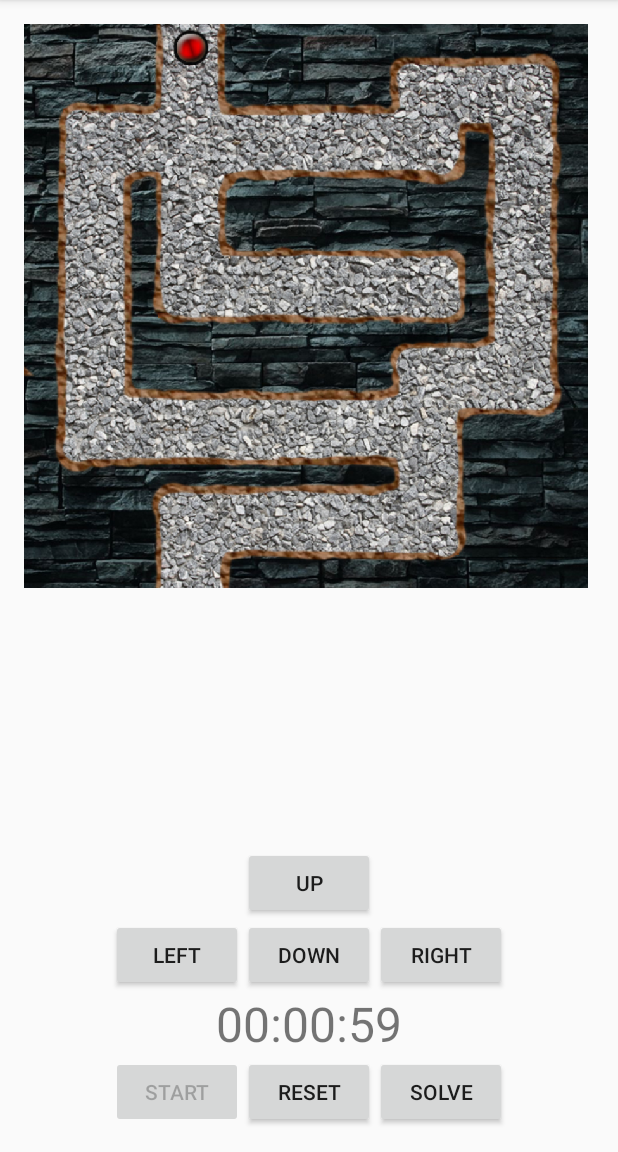
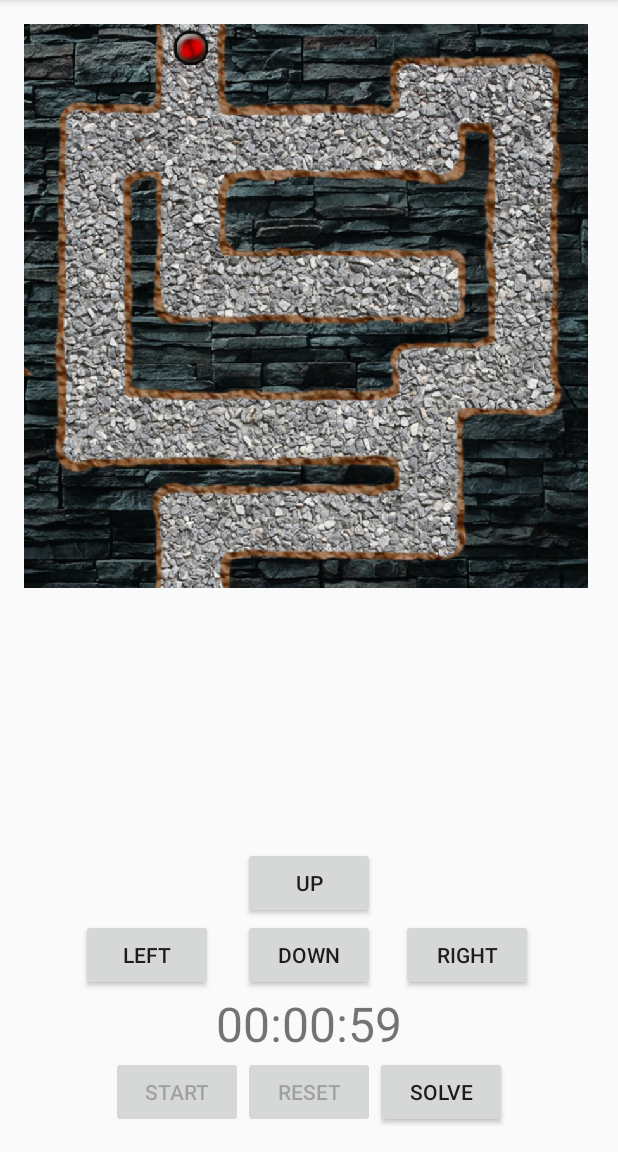
Before and after one commit to agarcia94/Maze, an Android app: the MazeActivity screen opened directly, with no data from a screen before it, after a tap on "START", on a phone screen of 412 x 824 dp, the part 84-1236 px from its top. Run offline under Robolectric (Android 15) with nearby library versions, the phone set to English and light mode, and no system bars.

Commit message:
Updated Boot Logo, Added Flag_Wake_Timer, Reversed Spinning in Splash

```diff
--- a/MazeRunner/app/src/main/java/com/example/andrewgarcia/mazerunner/MazeActivity.java
+++ b/MazeRunner/app/src/main/java/com/example/andrewgarcia/mazerunner/MazeActivity.java
@@ -9,6 +9,7 @@ import android.support.v7.app.AppCompatActivity;
 import android.view.Menu;
 import android.view.MenuItem;
 import android.view.View;
+import android.view.WindowManager;
 import android.widget.Button;
 import android.widget.ImageView;
 import android.widget.RelativeLayout;
@@ -23,7 +24,6 @@ public class MazeActivity extends AppCompatActivity {
     private MazeBoardView boardView;
     private ImageView photo;
     int row, col;
-    int global_Timer = 0;
     // Button and Clock View
     Button startButton, resetButton, solveButton,
             leftButton, rightButton, upButton, downButton;
@@ -33,6 +33,8 @@ public class MazeActivity extends AppCompatActivity {
     protected void onCreate(Bundle savedInstanceState) {
         super.onCreate(savedInstanceState);
         setContentView(R.layout.activity_maze);
+        getWindow().addFlags(WindowManager.LayoutParams.FLAG_KEEP_SCREEN_ON); //Keeps the Screen from going to sleep while in game
+
 
         //MUSIC HANDLER
         //----------------------------------------------------------------------
@@ -68,6 +70,7 @@ public class MazeActivity extends AppCompatActivity {
                     gameplay.start();
                 }
                 startButton.setEnabled(false);
+                resetButton.setEnabled(false);
 
                 Bitmap testMaze = BitmapFactory.decodeResource(getResources(),R.drawable.mazebg2);
                 boardView.initialize(testMaze);
--- a/MazeRunner/app/src/main/java/com/example/andrewgarcia/mazerunner/MazeBoard.java
+++ b/MazeRunner/app/src/main/java/com/example/andrewgarcia/mazerunner/MazeBoard.java
@@ -71,7 +71,6 @@ public class MazeBoard {
         tiles.get(101).setWall(0);
         tiles.get(102).setWall(0);
         tiles.get(103).setWall(0);
-
 
 
         tiles.get(28).setWall(0);
--- a/MazeRunner/app/src/main/java/com/example/andrewgarcia/mazerunner/Splash.java
+++ b/MazeRunner/app/src/main/java/com/example/andrewgarcia/mazerunner/Splash.java
@@ -2,7 +2,6 @@ package com.example.andrewgarcia.mazerunner;
 
 import android.app.Activity;
 import android.content.Intent;
-import android.media.MediaPlayer;
 import android.os.Bundle;
 import android.view.animation.Animation;
 import android.view.animation.AnimationUtils;
--- a/MazeRunner/app/src/main/res/anim/rotate.xml
+++ b/MazeRunner/app/src/main/res/anim/rotate.xml
@@ -3,8 +3,8 @@
 
     <rotate
         android:duration="3000"
-        android:fromDegrees="0"
-        android:toDegrees="360"
+        android:fromDegrees="360"
+        android:toDegrees="0"
         android:pivotX="50%"
         android:pivotY="50%"
         ></rotate>
--- a/MazeRunner/app/src/main/res/layout/activity_maze.xml
+++ b/MazeRunner/app/src/main/res/layout/activity_maze.xml
@@ -105,6 +105,8 @@
         android:layout_height="wrap_content"
         android:text="LEFT"
         android:id="@+id/leftButton"
+        android:layout_marginRight="20dp"
+        android:layout_marginEnd="20dp"
         android:layout_below="@+id/upButton"
         android:layout_toLeftOf="@+id/downButton"
         android:layout_toStartOf="@+id/downButton" />
@@ -114,9 +116,11 @@
         android:layout_height="wrap_content"
         android:text="RIGHT"
         android:id="@+id/rightButton"
-        android:layout_alignTop="@+id/downButton"
+        android:layout_below="@+id/upButton"
         android:layout_toRightOf="@+id/downButton"
-        android:layout_toEndOf="@+id/downButton" />
+        android:layout_toEndOf="@+id/downButton"
+        android:layout_marginLeft="17dp"
+        android:layout_marginStart="17dp" />
 
 
 </RelativeLayout>
--- a/MazeRunner/app/src/main/res/layout/splash.xml
+++ b/MazeRunner/app/src/main/res/layout/splash.xml
@@ -21,7 +21,7 @@
         android:layout_width="wrap_content"
         android:layout_height="wrap_content"
         android:id="@+id/imageView"
-        android:src="@drawable/yin"
+        android:src="@drawable/trispoke"
         android:layout_alignParentStart="true"
         android:layout_below="@+id/txt"
         android:layout_alignParentLeft="true"
```
Also changed, not shown: MazeRunner/app/src/main/res/drawable/celtic.png (added), MazeRunner/app/src/main/res/drawable/maze_ico.png (added), MazeRunner/app/src/main/res/drawable/optical.jpg (deleted), MazeRunner/app/src/main/res/drawable/trispoke.png (added), MazeRunner/app/src/main/res/drawable/yin.png (deleted), 1 other file.
